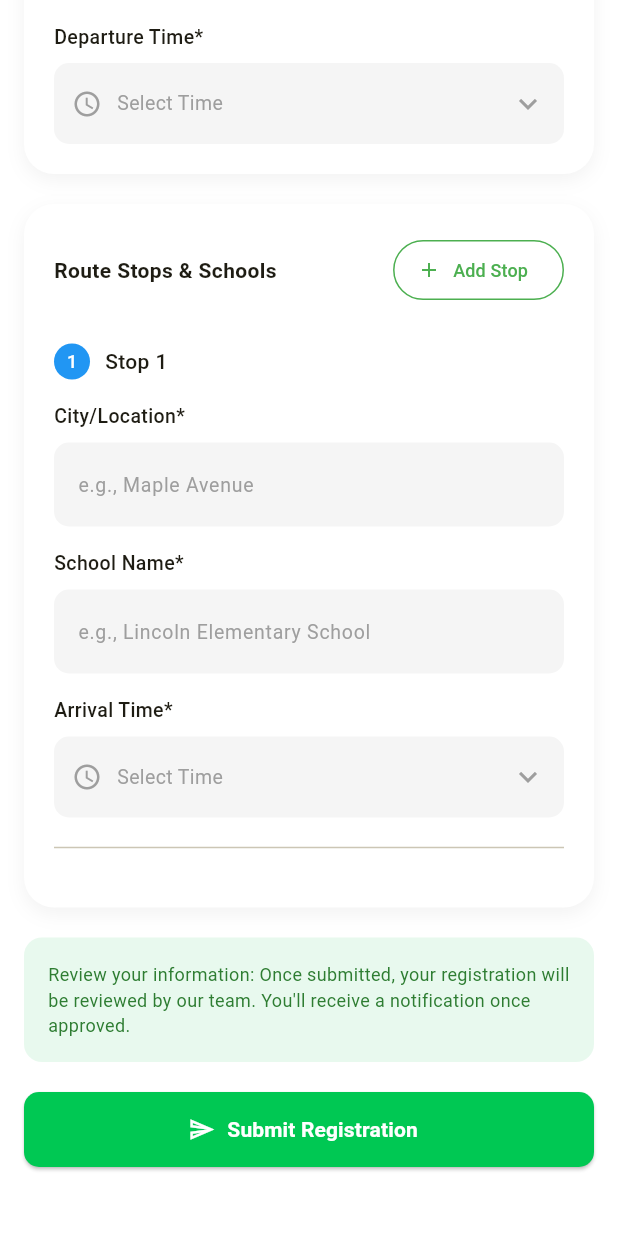
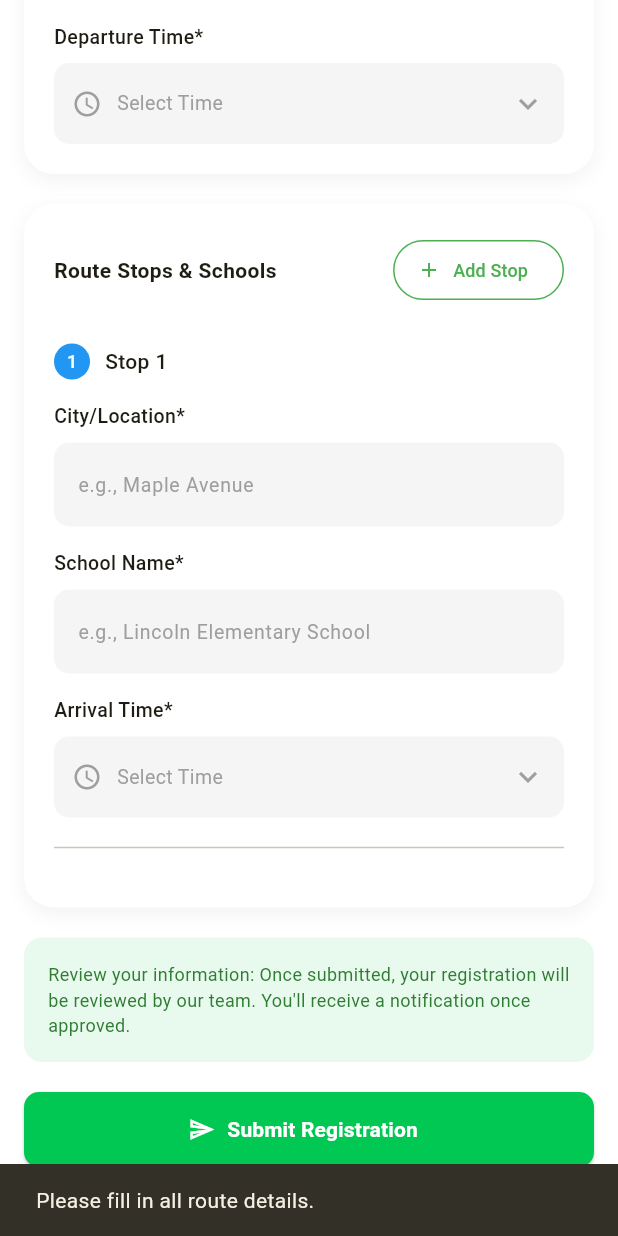
Before and after one commit to Chathunka0723/guardiango, a Flutter app: the DriverRegistrationPage3 screen opened directly with empty values, scrolled down 313 dp, after a tap on "Submit Registration", on a phone screen of 412 x 824 dp. Run offline on Flutter 3.47's test engine with Material 3 defaults, Android fonts, the phone set to English and light mode, and no system bars; our stand-ins replace cached_network_image, geolocator, google_maps_flutter, image_picker, supabase_flutter; accounts and stored records are empty.

Commit message:
Implement and fix driver registration flow with authentication, validation, Supabase integration, and route submission

```diff
--- a/guardiango_app_flutter/lib/driver_registration_page3.dart
+++ b/guardiango_app_flutter/lib/driver_registration_page3.dart
@@ -138,14 +138,17 @@ class _DriverRegistrationPage3State extends State<DriverRegistrationPage3> {
                     width: double.infinity,
                     height: 50,
                     child: ElevatedButton.icon(
-                      onPressed: () {
+                    onPressed: () {
+                      if (_startingCityController.text.isEmpty || _departureTime == null) {
+                        ScaffoldMessenger.of(context).showSnackBar(
+                          const SnackBar(content: Text("Please fill in all route details.")),
+                        );
+                        return;
+                      }
   widget.onFinish({
     'starting_city': _startingCityController.text,
-    'departure_time': _departureTime?.format(context),
-    'stops': _stops.map((e) => {
-      'city': e['city'].text,
-      'school': e['school'].text,
-    }).toList(),
+    'departure_time': _departureTime,
+    'stops': stopsList,
   });
 
   widget.onSubmit();
```
